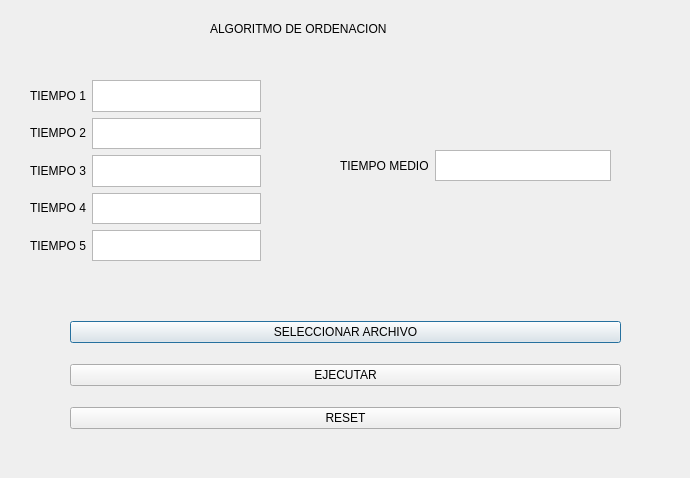
Old version of the form Source Code/ordenacion.ui in the repository Cisner0s/Practica3ARCO.
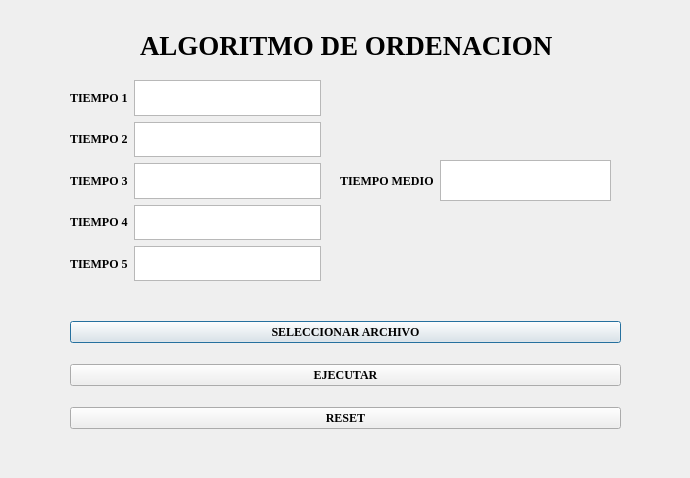
New version of the form.

```diff
--- a/Source Code/ordenacion.ui
+++ b/Source Code/ordenacion.ui
@@ -10,18 +10,31 @@
     <height>478</height>
    </rect>
   </property>
+  <property name="font">
+   <font>
+    <family>Times New Roman</family>
+    <bold>true</bold>
+   </font>
+  </property>
   <property name="windowTitle">
    <string>Dialog</string>
   </property>
   <widget class="QLabel" name="label">
    <property name="geometry">
     <rect>
-     <x>210</x>
-     <y>20</y>
-     <width>209</width>
-     <height>17</height>
+     <x>140</x>
+     <y>30</y>
+     <width>413</width>
+     <height>30</height>
     </rect>
    </property>
+   <property name="font">
+    <font>
+     <family>Times New Roman</family>
+     <pointsize>20</pointsize>
+     <bold>true</bold>
+    </font>
+   </property>
    <property name="text">
     <string>ALGORITMO DE ORDENACION</string>
    </property>
@@ -30,9 +43,9 @@
    <property name="geometry">
     <rect>
      <x>340</x>
-     <y>150</y>
+     <y>160</y>
      <width>271</width>
-     <height>31</height>
+     <height>41</height>
     </rect>
    </property>
    <layout class="QHBoxLayout" name="horizontalLayout">
@@ -44,7 +57,7 @@
      </widget>
     </item>
     <item>
-     <widget class="QTextEdit" name="textEdit_5"/>
+     <widget class="QTextEdit" name="textEdit_6"/>
     </item>
    </layout>
   </widget>
@@ -84,10 +97,10 @@
   <widget class="QWidget" name="horizontalLayoutWidget_2">
    <property name="geometry">
     <rect>
-     <x>30</x>
+     <x>70</x>
      <y>80</y>
-     <width>231</width>
-     <height>181</height>
+     <width>251</width>
+     <height>201</height>
     </rect>
    </property>
    <layout class="QHBoxLayout" name="horizontalLayout_2">
@@ -132,6 +145,9 @@
     </item>
     <item>
      <layout class="QVBoxLayout" name="verticalLayout">
+      <item>
+       <widget class="QTextEdit" name="textEdit"/>
+      </item>
       <item>
        <widget class="QTextEdit" name="textEdit_2"/>
       </item>
@@ -142,10 +158,7 @@
        <widget class="QTextEdit" name="textEdit_4"/>
       </item>
       <item>
-       <widget class="QTextEdit" name="textEdit"/>
-      </item>
-      <item>
-       <widget class="QTextEdit" name="textEdit_6"/>
+       <widget class="QTextEdit" name="textEdit_5"/>
       </item>
      </layout>
     </item>
```
Left out of the diff: 6 changed lines with no effect on the pictures.
